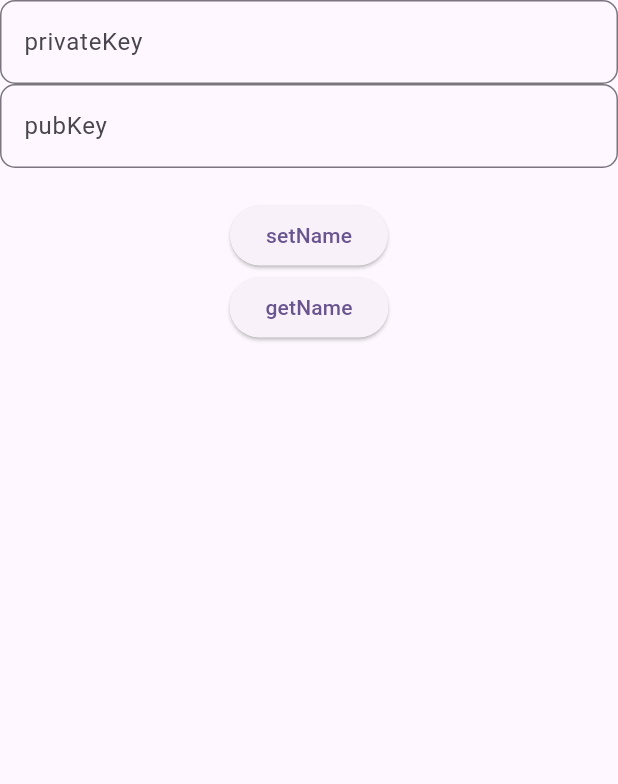
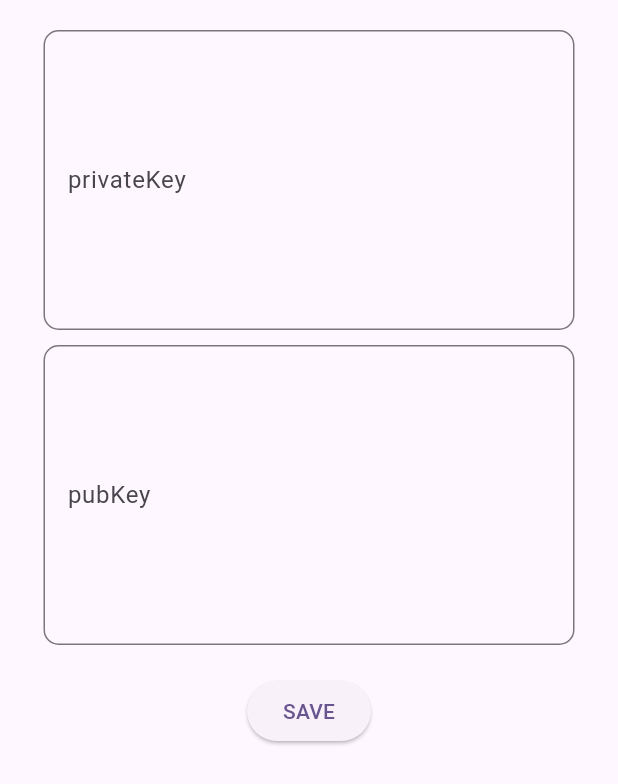
Before and after one commit to lpxxn/yoyo, a Flutter app: the SettingPage widget shown alone on an empty page, opened directly, on a phone screen of 412 x 824 dp. Shown: the top 784 px of the screen. Run offline on Flutter 3.47's test engine with Material 3 defaults, Android fonts, the light colour scheme and no system bars; our stand-ins replace get, shared_preferences; accounts and stored records are empty.

Commit message:
feat: save data

```diff
--- a/clank/lib/pages/tabs/settings.dart
+++ b/clank/lib/pages/tabs/settings.dart
@@ -20,8 +20,10 @@ class SettingPage extends StatefulWidget {
 }
 
 class _SettingPageState extends State<SettingPage> {
-  var name = "name";
-  final TextEditingController _textController = TextEditingController();
+  final TextEditingController _textPrivateKeyController =
+      TextEditingController();
+  final TextEditingController _textPublicKeyController =
+      TextEditingController();
 
   @override
   void initState() {
@@ -33,42 +35,57 @@ class _SettingPageState extends State<SettingPage> {
   void _loadSettings() async {
     final prefs = await SharedPreferences.getInstance();
     setState(() {
-      name = prefs.getString('name') ?? "haha";
-      _textController.text = name;
+      _textPrivateKeyController.text = prefs.getString('privateKey') ?? "";
+      _textPublicKeyController.text = prefs.getString('publicKey') ?? "";
     });
   }
 
   // Save settings to SharedPreferences
   void _saveSettings() async {
     final prefs = await SharedPreferences.getInstance();
-    prefs.setString('name', _textController.text);
-    setState(() {
-      name = _textController.text;
-    });
+    prefs.setString('privateKey', _textPrivateKeyController.text);
+    prefs.setString('publicKey', _textPublicKeyController.text);
   }
 
   @override
   Widget build(BuildContext context) {
     return Center(
         child: Column(children: [
-      TextField(
+      const SizedBox(height: 20),
+      Container(
+        height: 200,
+        margin: const EdgeInsets.symmetric(horizontal: 29),
+        child: TextField(
+            controller: _textPrivateKeyController,
+            maxLines: null,
+            minLines: null,
+            expands: true,
             decoration: InputDecoration(
                 labelText: "privateKey",
+                // contentPadding: const EdgeInsets.symmetric(vertical: 50.0),
                 border: OutlineInputBorder(
                   borderRadius: BorderRadius.circular(10),
                 ))),
-      TextField(
-          controller: _textController,
+      ),
+      const SizedBox(height: 10),
+      Container(
+          height: 200,
+          margin: const EdgeInsets.symmetric(horizontal: 29),
+          child: TextField(
+              controller: _textPublicKeyController,
+              maxLines: null,
+              minLines: null,
+              expands: true,
               decoration: InputDecoration(
                   labelText: "pubKey",
                   border: OutlineInputBorder(
                     borderRadius: BorderRadius.circular(10),
-              ))),
-      Text(name),
+                  )))),
+      // Text(name),
+      const SizedBox(height: 20),
       ElevatedButton(
-          onPressed: () async => {_saveSettings()},
-          child: const Text("setName")),
-      ElevatedButton(onPressed: _loadSettings, child: const Text("getName"))
+          onPressed: () async => {_saveSettings()}, child: const Text("SAVE")),
+      // ElevatedButton(onPressed: _loadSettings, child: const Text("getName"))
     ]));
   }
 }
```
Lines whose indentation alone changed are shown as unchanged.
